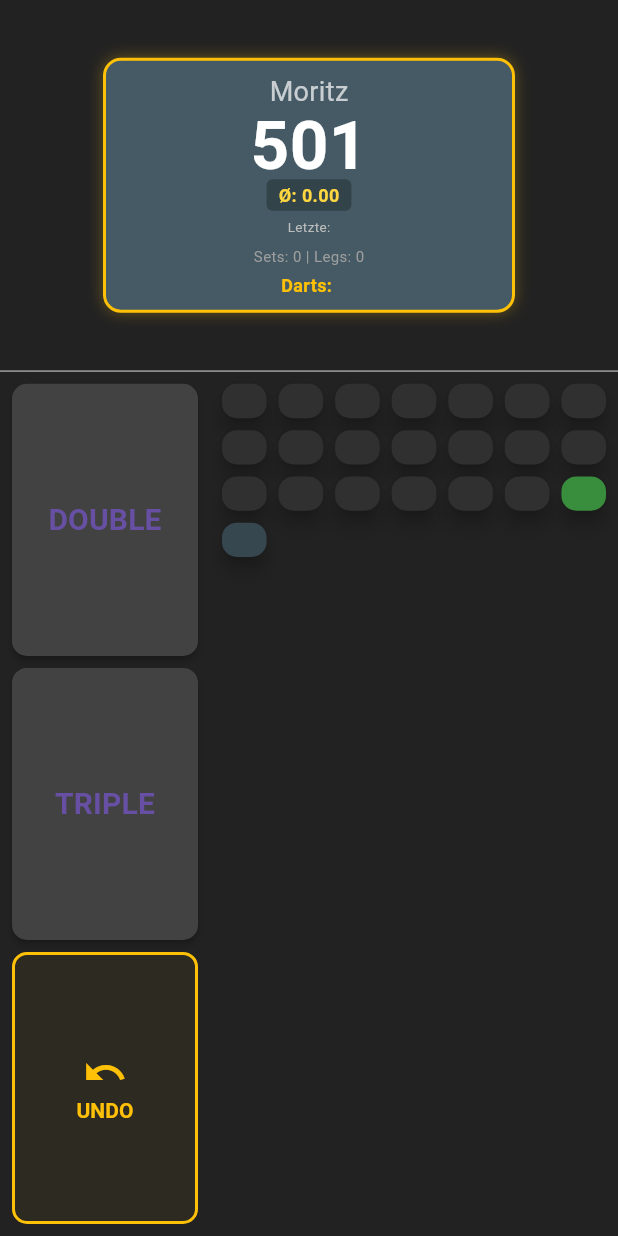
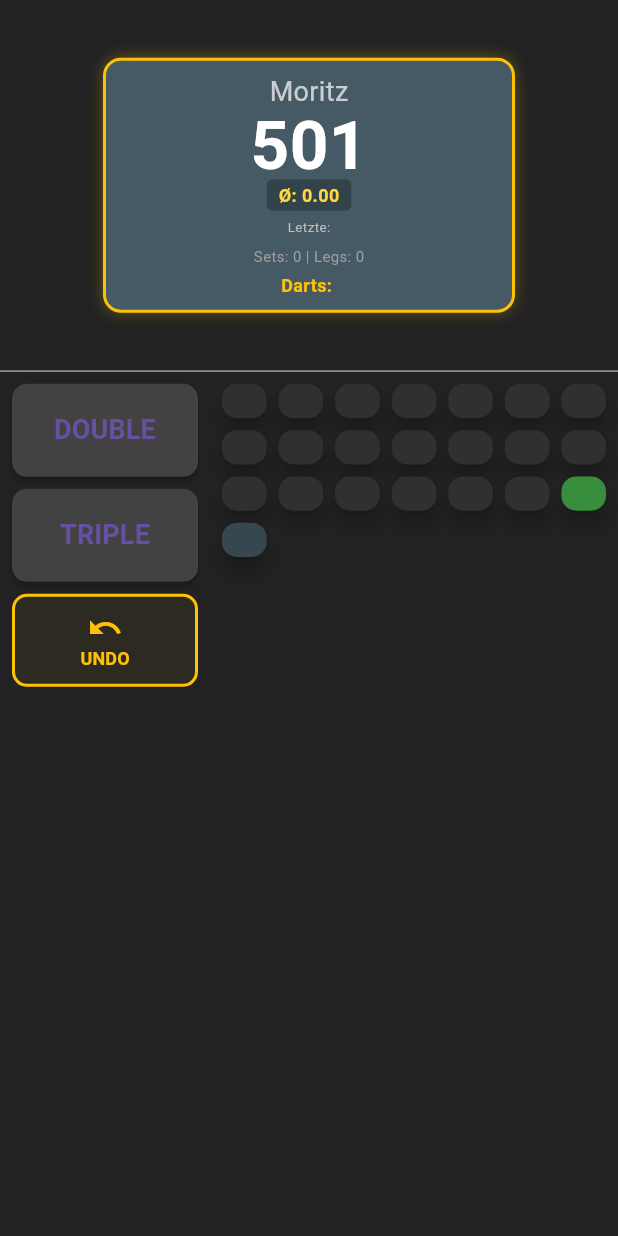
Before and after one commit to infrarot123/flutter-dart-app, a Flutter app: the screen it shows after launch, after a tap on "SPIEL STARTEN", on a phone screen of 412 x 824 dp. Run offline on Flutter 3.47's test engine with Material 3 defaults, Android fonts, the phone set to English and light mode, and no system bars; our stand-ins replace audioplayers.

Commit message:
Adjust undo and modifier buttons

```diff
--- a/lib/main.dart
+++ b/lib/main.dart
@@ -237,7 +237,6 @@ class GameState extends ChangeNotifier {
   }
 
   void _handleLegWin() async {
-
     int timestamp = DateTime.now().millisecondsSinceEpoch;
     await Future.delayed(const Duration(milliseconds: 500));
     if (activePlayer.name == "Moritz") {
@@ -568,6 +567,7 @@ class GameScreen extends StatelessWidget {
                   width: 140,
                   padding: const EdgeInsets.all(8),
                   child: Column(
+                    mainAxisAlignment: MainAxisAlignment.start,
                     children: [
                       _buildModifierBtn(
                         context,
@@ -659,7 +659,8 @@ class GameScreen extends StatelessWidget {
     bool isActive,
     Color activeColor,
   ) {
-    return Expanded(
+    return AspectRatio(
+      aspectRatio: 2.0,
       child: SizedBox(
         width: double.infinity,
         child: ElevatedButton(
@@ -672,12 +673,14 @@ class GameScreen extends StatelessWidget {
                 ? const BorderSide(color: Colors.white, width: 3)
                 : null,
             elevation: isActive ? 10 : 2,
+            padding:
+                EdgeInsets.zero,
           ),
           onPressed: () => context.read<GameState>().setModifier(val),
           child: Text(
             label,
             textAlign: TextAlign.center,
-            style: const TextStyle(fontSize: 20, fontWeight: FontWeight.bold),
+            style: const TextStyle(fontSize: 18, fontWeight: FontWeight.bold),
           ),
         ),
       ),
@@ -685,7 +688,8 @@ class GameScreen extends StatelessWidget {
   }
 
   Widget _buildUndoBtn(BuildContext context) {
-    return Expanded(
+    return AspectRatio(
+      aspectRatio: 2.0,
       child: SizedBox(
         width: double.infinity,
         child: OutlinedButton(
@@ -695,17 +699,19 @@ class GameScreen extends StatelessWidget {
               borderRadius: BorderRadius.circular(10),
             ),
             backgroundColor: Colors.amber.withOpacity(0.05),
+            padding: EdgeInsets.zero,
           ),
           onPressed: () => context.read<GameState>().undoLastThrow(),
           child: const Column(
             mainAxisAlignment: MainAxisAlignment.center,
             children: [
-              Icon(Icons.undo, color: Colors.amber, size: 30),
+              Icon(Icons.undo, color: Colors.amber, size: 24),
               Text(
                 "UNDO",
                 style: TextStyle(
                   color: Colors.amber,
                   fontWeight: FontWeight.bold,
+                  fontSize: 12,
                 ),
               ),
             ],
```
